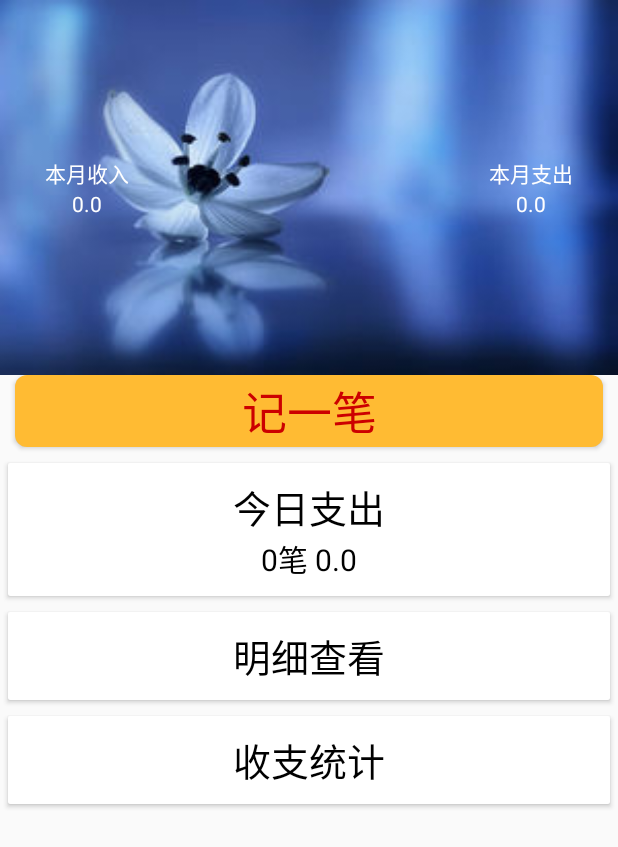
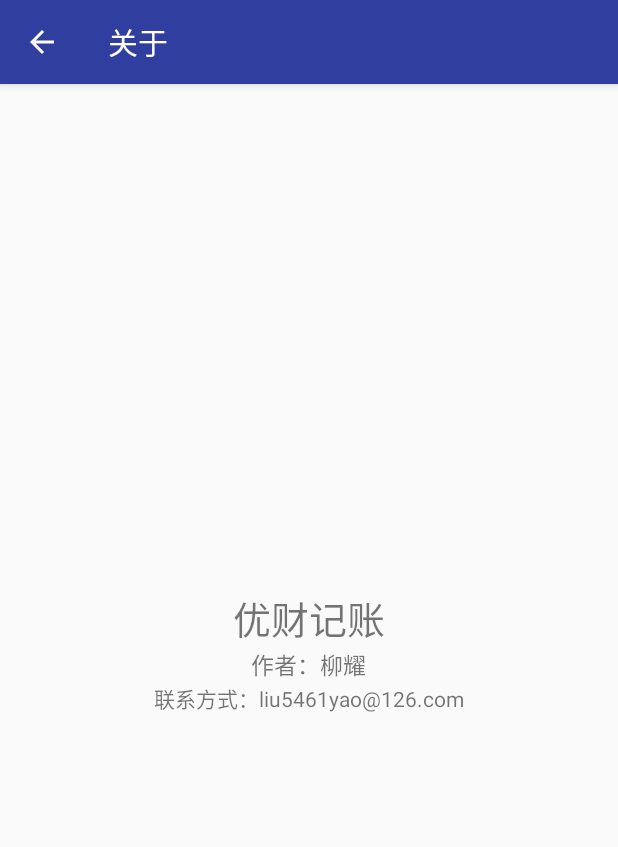
Before and after one commit to xaoyao/youcai, an Android app: the YouCaiActivity screen opened directly, with no data from a screen before it, in the side drawer, after a tap on "关于", on a phone screen of 412 x 824 dp. Shown: the top 847 px of the screen. Run offline under Robolectric (Android 15) with nearby library versions, the light colour scheme and no system bars; 1 statement that could not run was skipped.

Commit message:
添加关于

```diff
--- a/app/src/main/AndroidManifest.xml
+++ b/app/src/main/AndroidManifest.xml
@@ -38,7 +38,10 @@
         <activity
             android:name=".ui.DetailActivity"
             android:parentActivityName=".ui.YouCaiActivity" />
-        <activity android:name=".ui.StatisticsActivity"
+        <activity
+            android:name=".ui.StatisticsActivity"
+            android:parentActivityName=".ui.YouCaiActivity" />
+        <activity android:name=".ui.AboutActivity"
             android:parentActivityName=".ui.YouCaiActivity"></activity>
     </application>
 
--- /dev/null
+++ b/app/src/main/java/com/liu/youcai/ui/AboutActivity.java
@@ -0,0 +1,30 @@
+package com.liu.youcai.ui;
+
+import android.graphics.Color;
+import android.support.v7.app.AppCompatActivity;
+import android.os.Bundle;
+import android.support.v7.widget.Toolbar;
+
+import com.liu.youcai.R;
+
+public class AboutActivity extends AppCompatActivity {
+    private Toolbar mToolbar;
+
+    @Override
+    protected void onCreate(Bundle savedInstanceState) {
+        super.onCreate(savedInstanceState);
+        setContentView(R.layout.activity_about);
+        initToolBar();
+    }
+
+    /**
+     * 初始化toolbar
+     */
+    private void initToolBar(){
+        mToolbar= (Toolbar) findViewById(R.id.toolbar);
+        mToolbar.setTitleTextColor(Color.WHITE);
+        mToolbar.setTitle("关于");
+        setSupportActionBar(mToolbar);
+        getSupportActionBar().setDisplayHomeAsUpEnabled(true);
+    }
+}
--- a/app/src/main/java/com/liu/youcai/ui/YouCaiActivity.java
+++ b/app/src/main/java/com/liu/youcai/ui/YouCaiActivity.java
@@ -133,7 +133,8 @@ public class YouCaiActivity extends AppCompatActivity {
                         return true;
 
                     case R.id.about:
-                        Toast.makeText(YouCaiActivity.this,"优财记账",Toast.LENGTH_SHORT).show();
+//                        Toast.makeText(YouCaiActivity.this,"优财记账",Toast.LENGTH_SHORT).show();
+                        startActivity(new Intent(YouCaiActivity.this,AboutActivity.class));
                         mDrawerLayout.closeDrawers();
                         return true;
                 }
--- /dev/null
+++ b/app/src/main/res/layout/activity_about.xml
@@ -0,0 +1,34 @@
+<?xml version="1.0" encoding="utf-8"?>
+<RelativeLayout xmlns:android="http://schemas.android.com/apk/res/android"
+    xmlns:tools="http://schemas.android.com/tools"
+    android:layout_width="match_parent"
+    android:layout_height="match_parent"
+    tools:context="com.liu.youcai.ui.AboutActivity">
+
+    <include layout="@layout/include_toolbar"/>
+
+
+    <TextView
+        android:id="@+id/app_name"
+        android:layout_width="wrap_content"
+        android:layout_height="wrap_content"
+        android:text="优财记账"
+        android:textSize="25sp"
+        android:layout_centerInParent="true"/>
+
+    <TextView
+        android:id="@+id/author"
+        android:layout_width="wrap_content"
+        android:layout_height="wrap_content"
+        android:text="作者：柳耀"
+        android:layout_below="@id/app_name"
+        android:layout_centerHorizontal="true"
+        android:textSize="15sp"/>
+    <TextView
+        android:layout_width="wrap_content"
+        android:layout_height="wrap_content"
+        android:text="联系方式：liu5461yao@126.com"
+        android:layout_below="@id/author"
+        android:layout_centerHorizontal="true"/>
+
+</RelativeLayout>
```
